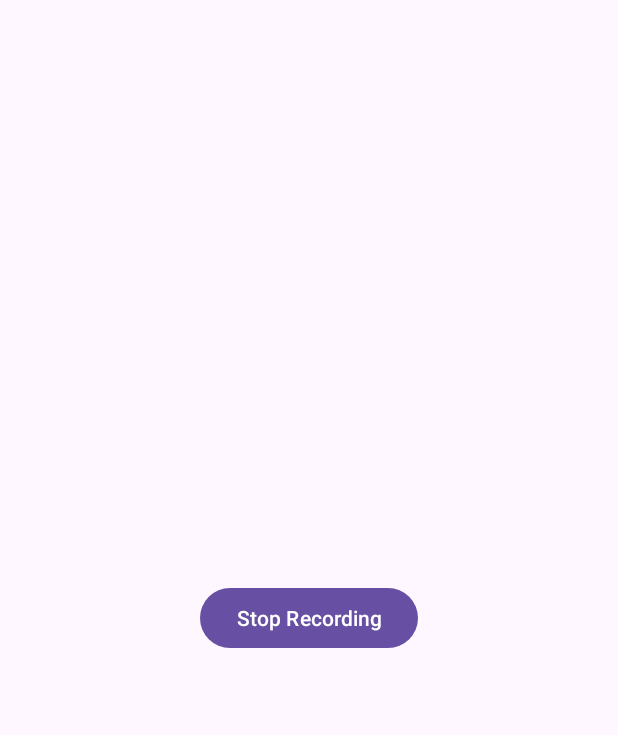
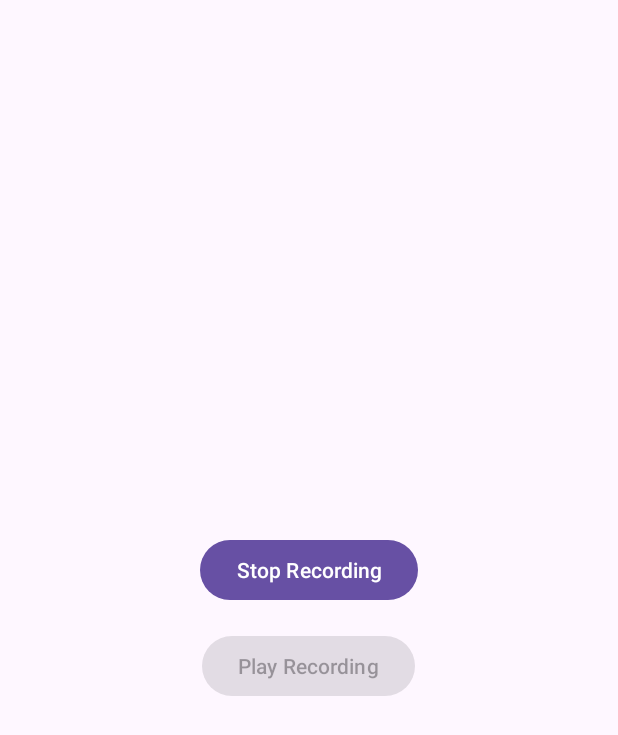
Before and after one commit to andunker/Record-Audio-App, an Android app: the screen it shows after launch (MainActivity), after a tap on "Start Recording", on a phone screen of 412 x 824 dp. Shown: the top 735 px of the screen. Run offline under Robolectric (Android 15) with nearby library versions, the phone set to English and light mode, and no system bars.

Commit message:
play button

```diff
--- a/app/src/main/java/com/thegeekchief/recordaudioapp/MainActivity.kt
+++ b/app/src/main/java/com/thegeekchief/recordaudioapp/MainActivity.kt
@@ -3,6 +3,7 @@ package com.thegeekchief.recordaudioapp
 import android.Manifest
 import android.content.ContentValues
 import android.content.pm.PackageManager
+import android.media.MediaPlayer
 import android.media.MediaRecorder
 import android.net.Uri
 import android.os.Build
@@ -26,6 +27,9 @@ class MainActivity : AppCompatActivity() {
     private var isRecording: Boolean = false
     private lateinit var outputFile: File
 
+    private lateinit var playRecordingButton: Button
+    private lateinit var mediaPlayer: MediaPlayer
+
     private val permissions = arrayOf(
         Manifest.permission.RECORD_AUDIO
     )
@@ -38,18 +42,26 @@ class MainActivity : AppCompatActivity() {
         setContentView(R.layout.activity_main)
 
         startRecordingButton = findViewById(R.id.startRecordingButton)
+        playRecordingButton = findViewById(R.id.playRecordingButton)
+
         startRecordingButton.setOnClickListener {
             if (isRecording) {
                 stopRecording()
                 startRecordingButton.text = "Start Recording"
+                playRecordingButton.isEnabled = true // Enable the play button
             } else {
                 if (checkPermissions()) {
                     startRecording()
                     startRecordingButton.text = "Stop Recording"
+                    playRecordingButton.isEnabled = false // Disable the play button
                 } else {
                     requestPermissions()
                 }
             }
+        }
+
+        playRecordingButton.setOnClickListener {
+            playRecording()
         }
     }
 
@@ -146,6 +158,23 @@ class MainActivity : AppCompatActivity() {
         return File.createTempFile("AUDIO_${timeStamp}_", fileExtension)
     }
 
+    private fun playRecording() {
+        if (outputFile.exists()) {
+            mediaPlayer = MediaPlayer()
+            mediaPlayer.setDataSource(outputFile.absolutePath)
+            mediaPlayer.prepare()
+            mediaPlayer.start()
+        }
+    }
+
+    override fun onDestroy() {
+        super.onDestroy()
+        if (mediaPlayer.isPlaying) {
+            mediaPlayer.stop()
+        }
+        mediaPlayer.release()
+    }
+
     private fun checkPermissions(): Boolean {
         for (permission in permissions) {
             if (ContextCompat.checkSelfPermission(
--- a/app/src/main/res/layout/activity_main.xml
+++ b/app/src/main/res/layout/activity_main.xml
@@ -1,15 +1,26 @@
 <?xml version="1.0" encoding="utf-8"?>
-<RelativeLayout xmlns:android="http://schemas.android.com/apk/res/android"
+<LinearLayout xmlns:android="http://schemas.android.com/apk/res/android"
+    xmlns:app="http://schemas.android.com/apk/res-auto"
     xmlns:tools="http://schemas.android.com/tools"
     android:layout_width="match_parent"
     android:layout_height="match_parent"
+    android:orientation="vertical"
+    android:gravity="center"
+    android:padding="16dp"
     tools:context=".MainActivity">
 
     <Button
         android:id="@+id/startRecordingButton"
         android:layout_width="wrap_content"
         android:layout_height="wrap_content"
-        android:layout_centerInParent="true"
         android:text="Start Recording" />
 
-</RelativeLayout>
+    <Button
+        android:id="@+id/playRecordingButton"
+        android:layout_width="wrap_content"
+        android:layout_height="wrap_content"
+        android:text="Play Recording"
+        android:layout_marginTop="16dp"
+        android:enabled="false" /> <!-- Disable the button initially -->
+
+</LinearLayout>
```
